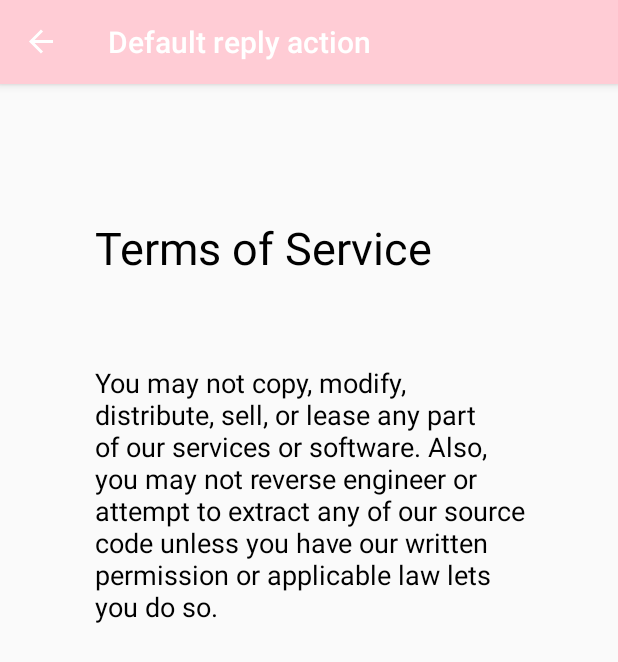
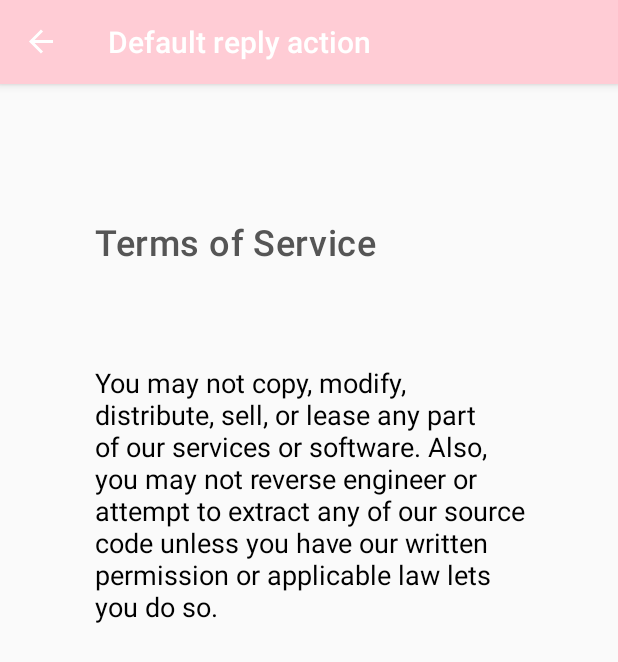
Before and after one commit to Anastasiagumenuk9/ToDoList.Kotlin, an Android app: the TermsFragment screen opened through its navigation route, on a phone screen of 412 x 824 dp. Shown: the top 662 px of the screen. Run offline under Robolectric (Android 15) with nearby library versions, the phone set to English and light mode, and no system bars; our stand-ins replace Timber, data binding, navigation-ui; Roboto replaces fonts that are not available here; 1 statement that could not run was skipped.

Commit message:
Create style in styles.xml

```diff
--- a/app/src/main/res/layout/fragment_terms.xml
+++ b/app/src/main/res/layout/fragment_terms.xml
@@ -18,8 +18,7 @@
             android:layout_marginEnd="56dp"
             android:layout_marginBottom="33dp"
             android:text="Terms of Service"
-            android:textColor="#000000"
-            android:textSize="30sp"
+            style="@style/TextAppearance.Title"
             app:layout_constraintBottom_toTopOf="@+id/textView"
             app:layout_constraintEnd_toEndOf="parent"
             app:layout_constraintStart_toStartOf="parent"
--- a/app/src/main/res/values/styles.xml
+++ b/app/src/main/res/values/styles.xml
@@ -6,5 +6,11 @@
         <item name="colorPrimaryDark">@color/colorPrimaryDark</item>
         <item name="colorAccent">@color/colorAccent</item>
     </style>
-
+    <style name="TextAppearance.Title" parent="TextAppearance.MaterialComponents.Headline6">
+        <item name="android:textSize">24sp</item>
+        <item name="android:textColor">#555555</item>
+    </style>
+    <style name="TextAppearance.Subtitle" parent="TextAppearance.Title" >
+        <item name="android:textSize">18sp</item>
+    </style>
 </resources>
```
